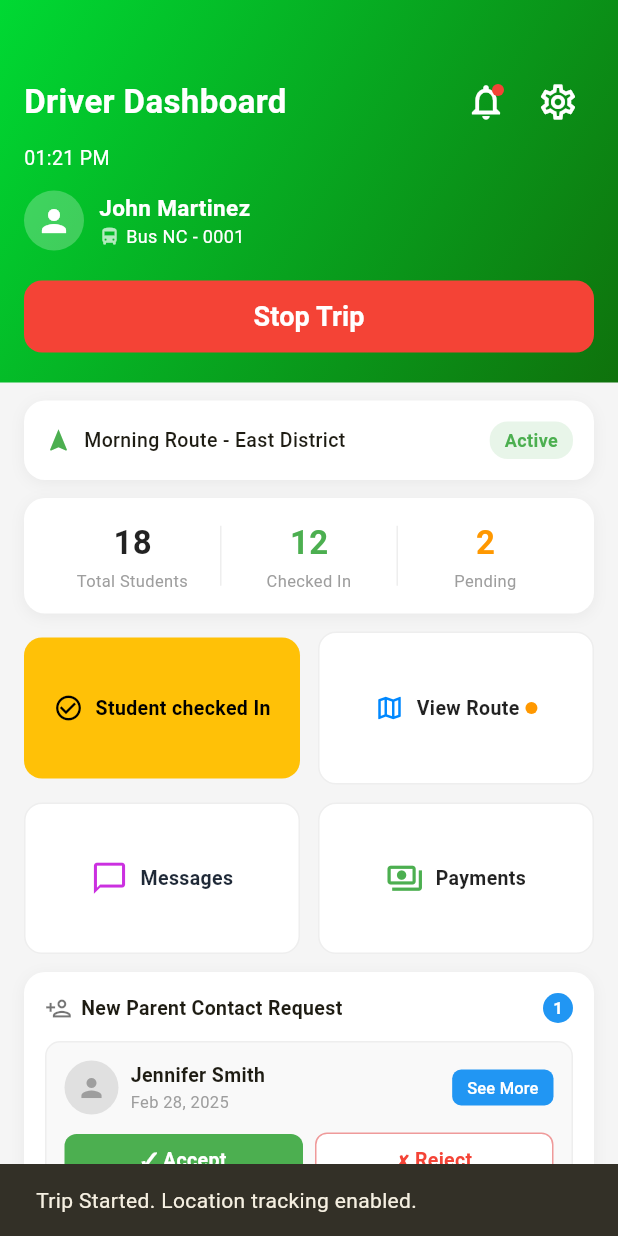
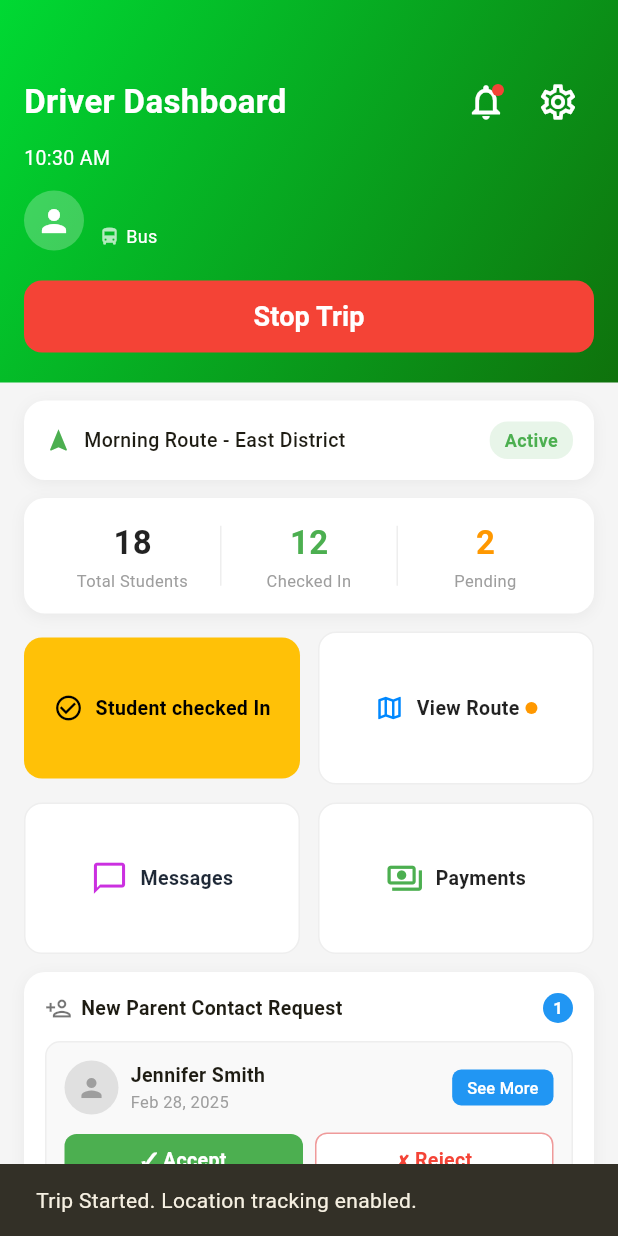
Before and after one commit to Chathunka0723/guardiango, a Flutter app: the DriverhomeScreen screen opened directly with empty values, after a tap on "Start Trip", on a phone screen of 412 x 824 dp. Run offline on Flutter 3.47's test engine with Material 3 defaults, Android fonts, the phone set to English and light mode, and no system bars; our stand-ins replace cached_network_image, geolocator, google_maps_flutter, image_picker, supabase_flutter; accounts and stored records are empty.

Commit message:
Fix driver dashboard dynamic

```diff
--- a/guardiango_app_flutter/lib/driver_home.dart
+++ b/guardiango_app_flutter/lib/driver_home.dart
@@ -19,6 +19,46 @@ class DriverhomeScreen extends StatefulWidget {
 class _DriverhomeScreenState extends State<DriverhomeScreen> {
   bool isTracking = false;
   StreamSubscription<Position>? positionStream;
+
+  String currentTime = "";
+  String driverName = "";
+  String vehicleNumber = "";
+
+  @override
+  void initState() {
+    super.initState();
+    _updateTime();
+    loadDriverData();
+  }
+
+  // TIME FUNCTION
+  void _updateTime() {
+    Timer.periodic(const Duration(seconds: 1), (timer) {
+      final now = DateTime.now();
+      setState(() {
+        currentTime =
+            "${now.hour % 12 == 0 ? 12 : now.hour % 12}:${now.minute.toString().padLeft(2, '0')} ${now.hour >= 12 ? 'PM' : 'AM'}";
+      });
+    });
+  }
+
+  // LOAD DRIVER DATA
+  Future<void> loadDriverData() async {
+    final user = Supabase.instance.client.auth.currentUser;
+    if (user == null) return;
+
+    final data = await Supabase.instance.client
+        .from('profile')
+        .select()
+        .eq('profile_id', user.id)
+        .single();
+
+    setState(() {
+      driverName = data['full_name'] ?? "Driver";
+      vehicleNumber = data['vehicle_code'] ?? "N/A";
+    });
+  }
+
 
   void _toggleTrip() async {
     if (isTracking) {
@@ -57,6 +97,9 @@ class _DriverhomeScreenState extends State<DriverhomeScreen> {
         ScaffoldMessenger.of(context).showSnackBar(
           const SnackBar(content: Text('Trip Started. Location tracking enabled.')),
         );
+
+
+
       }
     }
   }
@@ -173,8 +216,8 @@ class _DriverhomeScreenState extends State<DriverhomeScreen> {
             ],
           ),
           const SizedBox(height: 4),
-          const Text(
-            '01:21 PM',
+          Text(
+            currentTime,
             style: TextStyle(color: Colors.white, fontSize: 13),
           ),
           const SizedBox(height: 12),
@@ -190,12 +233,12 @@ class _DriverhomeScreenState extends State<DriverhomeScreen> {
                 child: const Icon(Icons.person, color: Colors.white, size: 24),
               ),
               const SizedBox(width: 10),
-              const Column(
+              Column(
                 crossAxisAlignment: CrossAxisAlignment.start,
                 children: [
                   Text(
-                    'John Martinez',
-                    style: TextStyle(
+                    driverName,
+                    style: const TextStyle(
                       color: Colors.white,
                       fontWeight: FontWeight.w600,
                       fontSize: 15,
@@ -203,11 +246,11 @@ class _DriverhomeScreenState extends State<DriverhomeScreen> {
                   ),
                   Row(
                     children: [
-                      Icon(Icons.directions_bus,
+                      const Icon(Icons.directions_bus,
                           color: Colors.white70, size: 14),
-                      SizedBox(width: 4),
+                      const SizedBox(width: 4),
                       Text(
-                        'Bus NC - 0001',
+                        "Bus $vehicleNumber",
                         style: TextStyle(color: Colors.white, fontSize: 12),
                       ),
                     ],
```
